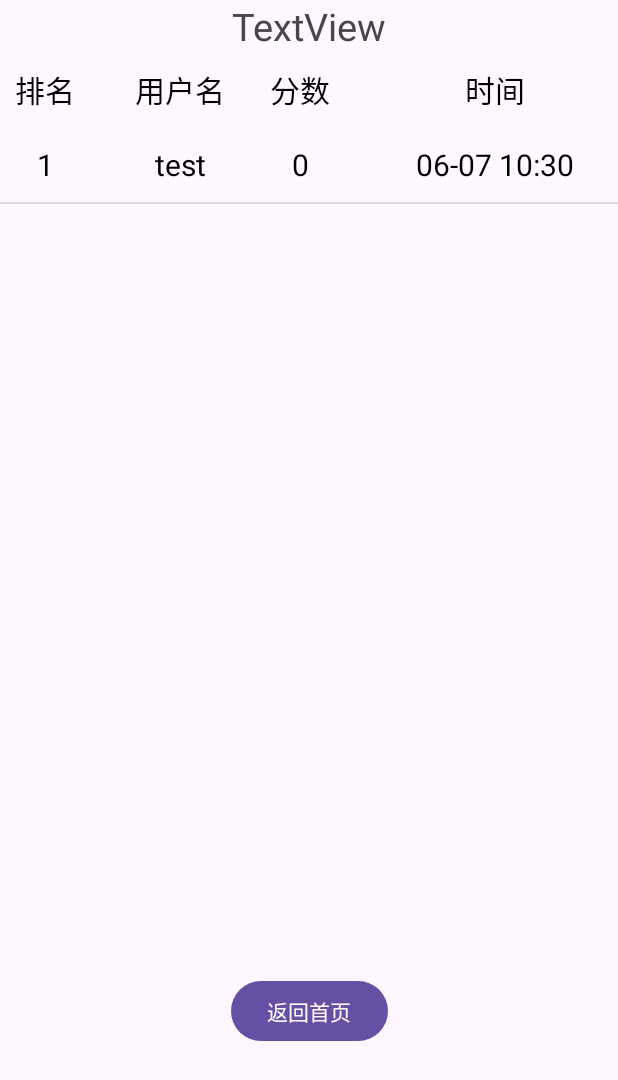
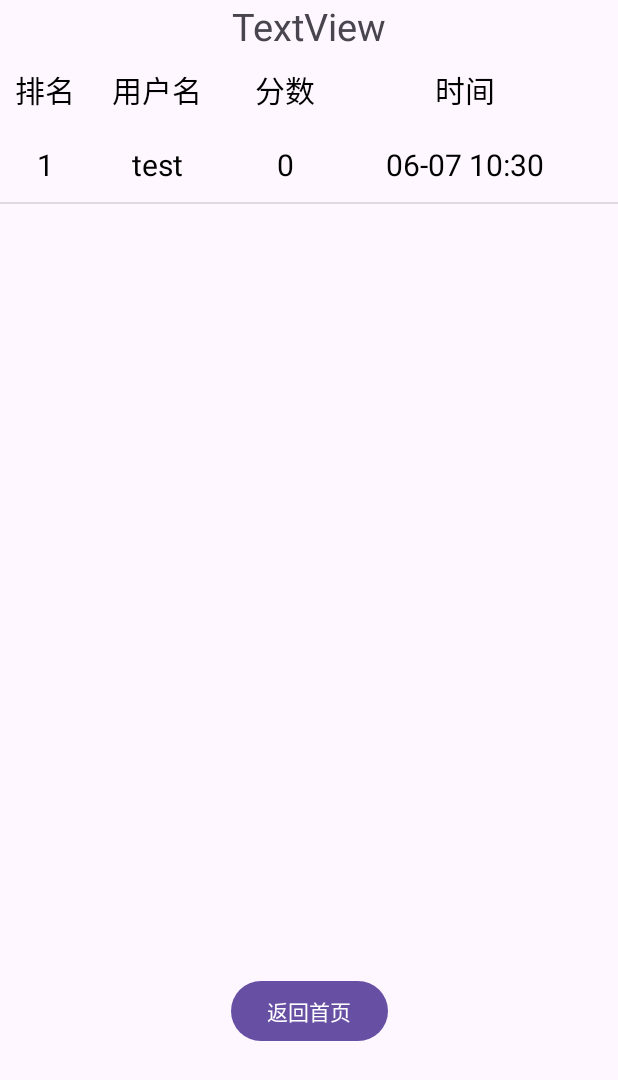
Before and after one commit to Galaxy-B/AircraftWar_Android_2024, an Android app: the RecordActivity screen opened directly, with no data from a screen before it, on a phone screen of 412 x 824 dp. Shown: the top 1080 px of the screen. Run offline under Robolectric (Android 15) with nearby library versions, the phone set to English and light mode, and no system bars; 2 statements that could not run were skipped.

Commit message:
adjust UI and fix music

```diff
--- a/app/src/main/java/com/example/aircraftwar2024/supply/BombSupply.java
+++ b/app/src/main/java/com/example/aircraftwar2024/supply/BombSupply.java
@@ -1,5 +1,8 @@
 package com.example.aircraftwar2024.supply;
 
+
+import com.example.aircraftwar2024.game.BaseGame;
+import com.example.aircraftwar2024.music.MySoundPool;
 
 import java.util.LinkedList;
 import java.util.List;
@@ -21,7 +24,9 @@ public class BombSupply extends AbstractFlyingSupply {
     }
 
     @Override
-    public void activate() {
+    public void activate()
+    {
+        BaseGame.mySoundPool.playMusic(2);
         System.out.println("BombSupply active");
     }
 
--- a/app/src/main/java/com/example/aircraftwar2024/supply/FireSupply.java
+++ b/app/src/main/java/com/example/aircraftwar2024/supply/FireSupply.java
@@ -2,6 +2,7 @@ package com.example.aircraftwar2024.supply;
 
 
 import com.example.aircraftwar2024.basic.aircraft.HeroAircraft;
+import com.example.aircraftwar2024.game.BaseGame;
 import com.example.aircraftwar2024.shoot.ShootStrategy;
 
 import java.util.Stack;
@@ -54,6 +55,8 @@ public class FireSupply extends AbstractFlyingSupply {
         };
 
         new Thread(fireUpTask).start();
+
+        BaseGame.mySoundPool.playMusic(3);
         System.out.println("FireSupply active");
     }
 }
--- a/app/src/main/java/com/example/aircraftwar2024/supply/HpSupply.java
+++ b/app/src/main/java/com/example/aircraftwar2024/supply/HpSupply.java
@@ -2,6 +2,7 @@ package com.example.aircraftwar2024.supply;
 
 
 import com.example.aircraftwar2024.basic.aircraft.HeroAircraft;
+import com.example.aircraftwar2024.game.BaseGame;
 
 /**
  * 加血道具：增加HP值。
@@ -19,6 +20,8 @@ public class HpSupply extends AbstractFlyingSupply {
     @Override
     public void activate() {
         HeroAircraft.getHeroAircraft().increaseHp(increasedHp);
+
+        BaseGame.mySoundPool.playMusic(3);
         System.out.println("HpSupply active");
     }
 
--- a/app/src/main/res/layout/activity_item.xml
+++ b/app/src/main/res/layout/activity_item.xml
@@ -17,17 +17,17 @@
         app:layout_constraintTop_toTopOf="parent" />
     <TextView
         android:id="@+id/user"
-        android:layout_width="80dp"
+        android:layout_width="70dp"
         android:layout_height="50dp"
         android:gravity="center"
         android:textSize="20sp"
         android:textColor="@color/black"
-        android:layout_marginLeft="30dp"
+        android:layout_marginLeft="20dp"
         app:layout_constraintLeft_toRightOf="@+id/rank"
         app:layout_constraintTop_toTopOf="parent" />
     <TextView
         android:id="@+id/score"
-        android:layout_width="40dp"
+        android:layout_width="60dp"
         android:layout_height="50dp"
         android:gravity="center"
         android:textSize="20sp"
@@ -37,12 +37,12 @@
         app:layout_constraintTop_toTopOf="parent" />
     <TextView
         android:id="@+id/time"
-        android:layout_width="180dp"
+        android:layout_width="160dp"
         android:layout_height="50dp"
         android:gravity="center"
         android:textSize="20sp"
         android:textColor="@color/black"
-        android:layout_marginLeft="20dp"
+        android:layout_marginLeft="10dp"
         app:layout_constraintLeft_toRightOf="@+id/score"
         app:layout_constraintTop_toTopOf="parent" />
 
--- a/app/src/main/res/layout/activity_record.xml
+++ b/app/src/main/res/layout/activity_record.xml
@@ -29,18 +29,18 @@
 
     <TextView
         android:id="@+id/user_header"
-        android:layout_width="80dp"
+        android:layout_width="70dp"
         android:layout_height="50dp"
         android:gravity="center"
         android:textSize="20sp"
         android:textColor="@color/black"
         android:text="用户名"
-        android:layout_marginLeft="30dp"
+        android:layout_marginLeft="20dp"
         app:layout_constraintLeft_toRightOf="@id/rank_header"
         app:layout_constraintTop_toBottomOf="@id/pattern" />
     <TextView
         android:id="@+id/score_header"
-        android:layout_width="40dp"
+        android:layout_width="60dp"
         android:layout_height="50dp"
         android:gravity="center"
         android:textSize="20sp"
@@ -51,13 +51,13 @@
         app:layout_constraintTop_toBottomOf="@id/pattern" />
     <TextView
         android:id="@+id/time_header"
-        android:layout_width="180dp"
+        android:layout_width="160dp"
         android:layout_height="50dp"
         android:gravity="center"
         android:textSize="20sp"
         android:textColor="@color/black"
         android:text="时间"
-        android:layout_marginLeft="20dp"
+        android:layout_marginLeft="10dp"
         app:layout_constraintLeft_toRightOf="@id/score_header"
         app:layout_constraintTop_toBottomOf="@id/pattern" />
 
```
